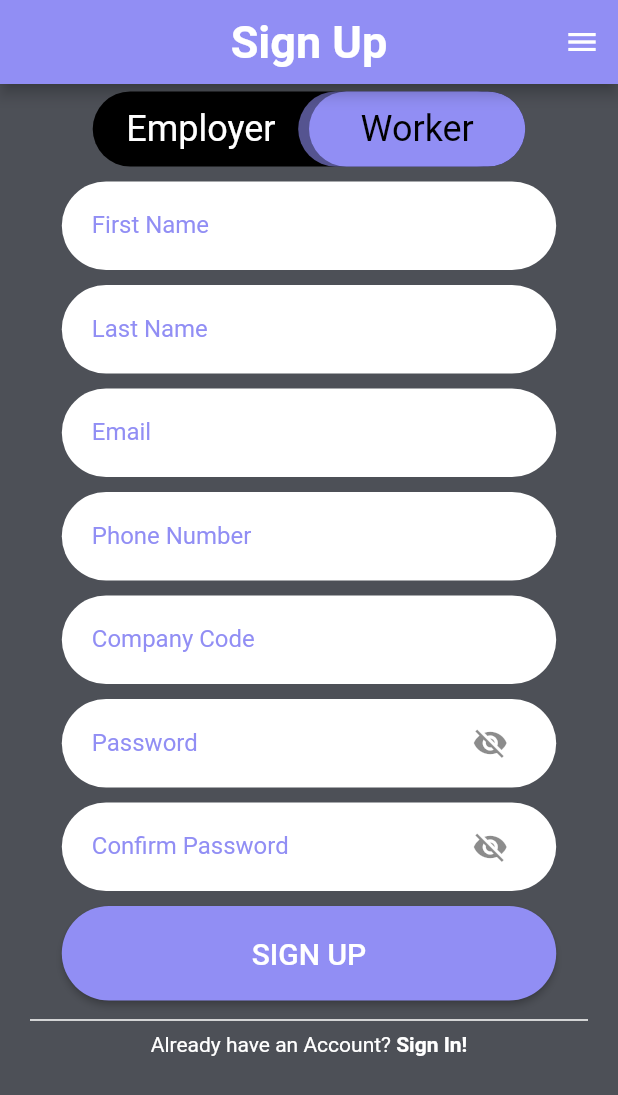
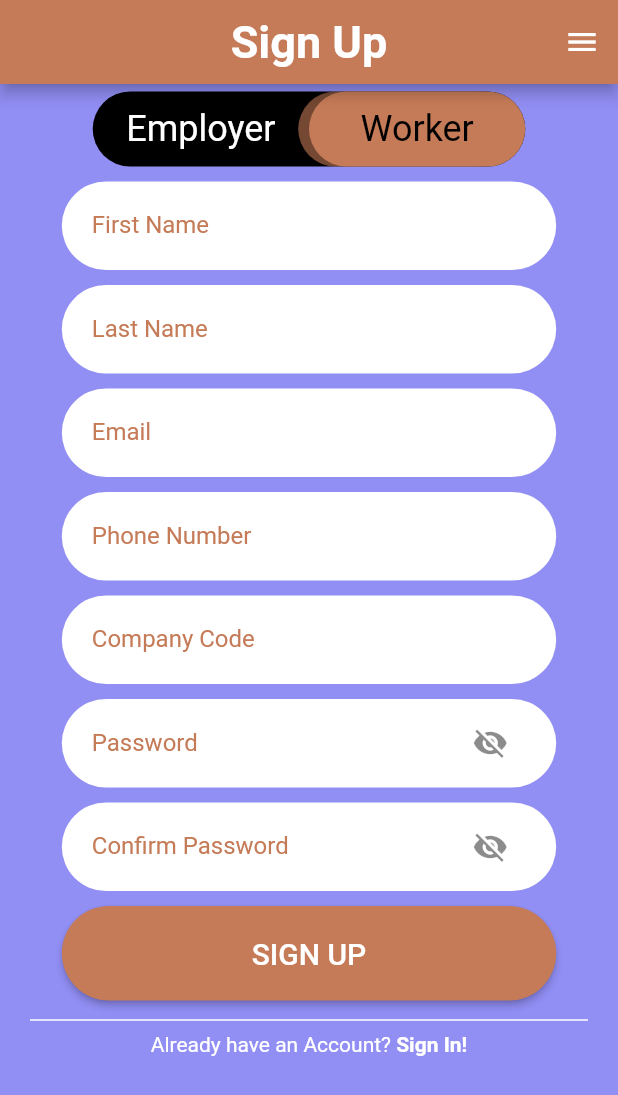
Before and after one commit to cgprats/COP4331-SchedulingManager, a Flutter app: the screen it shows after launch, after a tap on "SIGN IN", after a tap on "Sign Up!", on a phone screen of 412 x 824 dp. Shown: the top 1095 px of the screen. Run offline on Flutter 3.47's test engine with Material 2 defaults, Android fonts, the light colour scheme and no system bars; accounts and stored records are empty.

Commit message:
Update Colors

```diff
--- a/mobile/lib/components/animated_rounded_button.dart
+++ b/mobile/lib/components/animated_rounded_button.dart
@@ -41,7 +41,7 @@ class _AnimatedRoundedButtonState extends State<AnimatedRoundedButton>
       duration: widget.duration,
     );
     _colorTween = ColorTween(
-      begin: CustomColors.purple,
+      begin: CustomColors.orange,
       end: CustomColors.green,
     ).animate(_animationController);
     super.initState();
--- a/mobile/lib/components/custom_scaffold.dart
+++ b/mobile/lib/components/custom_scaffold.dart
@@ -42,7 +42,7 @@ class _CustomScaffoldState extends State<CustomScaffold>
       duration: widget.duration,
     );
     _colorTween = ColorTween(
-      begin: CustomColors.purple,
+      begin: CustomColors.orange,
       end: CustomColors.green,
     ).animate(_animationController);
     super.initState();
--- a/mobile/lib/components/job_search_bar.dart
+++ b/mobile/lib/components/job_search_bar.dart
@@ -113,7 +113,7 @@ class _JobSearchBarState extends State<JobSearchBar>
                 child: IconButton(
                   icon: Icon(
                     Icons.filter_alt,
-                    color: CustomColors.orange,
+                    color: CustomColors.black,
                   ),
                   onPressed: () {
                     setState(() {
--- a/mobile/lib/screens/job_listings_screen.dart
+++ b/mobile/lib/screens/job_listings_screen.dart
@@ -1,5 +1,6 @@
 import 'dart:convert';
 
+import 'package:flutter/cupertino.dart';
 import 'package:flutter/material.dart';
 
 import 'package:mobile/utils/global_data.dart';
@@ -33,7 +34,7 @@ class JobListingsScreenState extends State<JobListingsScreen> {
     return CustomScaffold(
       title: 'Job Listings',
       appBarColor: CustomColors.orange,
-      backgroundColor: Color(0xFFDFDFDF),
+      backgroundColor: CustomColors.purple, // Color(0xFFDFDFDF),
       body: ListView(
         children: <Widget>[
           Stack(
@@ -45,7 +46,7 @@ class JobListingsScreenState extends State<JobListingsScreen> {
                 child: IconButton(
                   icon: Icon(
                     Icons.add,
-                    color: CustomColors.orange,
+                    color: CustomColors.black,
                   ),
                   onPressed: () {
                     showDialog(
--- a/mobile/lib/screens/login_screen.dart
+++ b/mobile/lib/screens/login_screen.dart
@@ -22,8 +22,8 @@ class _LoginScreenState extends State<LoginScreen> {
     Size _size = MediaQuery.of(context).size;
     return CustomScaffold(
       title: 'Sign In',
-      appBarColor: CustomColors.purple,
-      backgroundColor: CustomColors.grey,
+      appBarColor: CustomColors.orange,
+      backgroundColor: CustomColors.purple,
       body: Center(
         child: SingleChildScrollView(
           // padding: EdgeInsets.only(top: MediaQuery.of(context).viewPadding.top),
@@ -84,7 +84,7 @@ class _MainPageState extends State<_MainPage> {
         children: <Widget>[
           RoundedInputField(
             order: 1,
-            labelText: 'email',
+            labelText: 'Email',
             hintText: 'example@email.com',
             onChanged: (text) {
               _payload['email'] = text;
@@ -136,6 +136,7 @@ class _MainPageState extends State<_MainPage> {
             text: 'SIGN IN',
             width: _size.width * 0.8,
             fontSize: 20,
+            color: CustomColors.orange,
             padding: EdgeInsets.symmetric(vertical: 20, horizontal: 20),
             onPressed: () {
               if (_formKey.currentState!.validate()) {
--- a/mobile/lib/screens/sign_up_screen.dart
+++ b/mobile/lib/screens/sign_up_screen.dart
@@ -25,8 +25,8 @@ class _SignUpScreenState extends State<SignUpScreen> {
       doAnimation: true,
       appBarColor: GlobalData.accountType == 1
           ? CustomColors.green
-          : CustomColors.purple,
-      backgroundColor: CustomColors.grey,
+          : CustomColors.orange,
+      backgroundColor: CustomColors.purple,
       body: Column(
         children: <Widget>[
           Padding(
@@ -91,7 +91,7 @@ class _SignUpFormState extends State<_SignUpForm> {
                   keyboardType: TextInputType.name,
                   labelColor: GlobalData.accountType == 1
                       ? CustomColors.green
-                      : CustomColors.purple,
+                      : CustomColors.orange,
                   onChanged: (text) {
                     _payload['firstName'] = text;
                   },
@@ -105,7 +105,7 @@ class _SignUpFormState extends State<_SignUpForm> {
                   keyboardType: TextInputType.name,
                   labelColor: GlobalData.accountType == 1
                       ? CustomColors.green
-                      : CustomColors.purple,
+                      : CustomColors.orange,
                   onChanged: (text) {
                     _payload['lastName'] = text;
                   },
@@ -118,7 +118,7 @@ class _SignUpFormState extends State<_SignUpForm> {
                   keyboardType: TextInputType.emailAddress,
                   labelColor: GlobalData.accountType == 1
                       ? CustomColors.green
-                      : CustomColors.purple,
+                      : CustomColors.orange,
                   onChanged: (text) {
                     _payload['email'] = text;
                   },
@@ -131,7 +131,7 @@ class _SignUpFormState extends State<_SignUpForm> {
                   keyboardType: TextInputType.phone,
                   labelColor: GlobalData.accountType == 1
                       ? CustomColors.green
-                      : CustomColors.purple,
+                      : CustomColors.orange,
                   onChanged: (text) {
                     _payload['phone'] = text;
                   },
@@ -155,7 +155,7 @@ class _SignUpFormState extends State<_SignUpForm> {
                         keyboardType: TextInputType.text,
                         labelColor: GlobalData.accountType == 1
                             ? CustomColors.green
-                            : CustomColors.purple,
+                            : CustomColors.orange,
                         onChanged: (text) {
                           if (GlobalData.accountType == 1)
                             _payload['companyName'] = text;
@@ -179,7 +179,7 @@ class _SignUpFormState extends State<_SignUpForm> {
                         keyboardType: TextInputType.number,
                         labelColor: GlobalData.accountType == 1
                             ? CustomColors.green
-                            : CustomColors.purple,
+                            : CustomColors.orange,
                         onChanged: (text) {
                           if (GlobalData.accountType == 0)
                             _payload['companyCode'] = text;
@@ -197,7 +197,7 @@ class _SignUpFormState extends State<_SignUpForm> {
                   keyboardType: TextInputType.visiblePassword,
                   labelColor: GlobalData.accountType == 1
                       ? CustomColors.green
-                      : CustomColors.purple,
+                      : CustomColors.orange,
                   onChanged: (text) {
                     _payload['password'] = text;
                   },
@@ -223,7 +223,7 @@ class _SignUpFormState extends State<_SignUpForm> {
                   keyboardType: TextInputType.visiblePassword,
                   labelColor: GlobalData.accountType == 1
                       ? CustomColors.green
-                      : CustomColors.purple,
+                      : CustomColors.orange,
                   textInputAction: TextInputAction.done,
                   onChanged: (text) {
                     _payload['password_confirm'] = text;
@@ -265,7 +265,7 @@ class _SignUpFormState extends State<_SignUpForm> {
             padding: EdgeInsets.symmetric(vertical: 20, horizontal: 20),
             color: GlobalData.accountType == 1
                 ? CustomColors.green
-                : CustomColors.purple,
+                : CustomColors.orange,
             onPressed: () {
               if (_formKey.currentState!.validate()) {
                 _register(_payload);
@@ -343,7 +343,7 @@ class _AccountTypeSelectorState extends State<_AccountTypeSelector> {
                 decoration: BoxDecoration(
                   color: GlobalData.accountType == 1
                       ? CustomColors.green.withAlpha(150)
-                      : CustomColors.purple.withAlpha(150),
+                      : CustomColors.orange.withAlpha(150),
                   borderRadius: BorderRadius.circular(999),
                 ),
               ),
@@ -363,7 +363,7 @@ class _AccountTypeSelectorState extends State<_AccountTypeSelector> {
                 decoration: BoxDecoration(
                   color: GlobalData.accountType == 1
                       ? CustomColors.green
-                      : CustomColors.purple,
+                      : CustomColors.orange,
                   borderRadius: BorderRadius.circular(999),
                 ),
               ),
```
